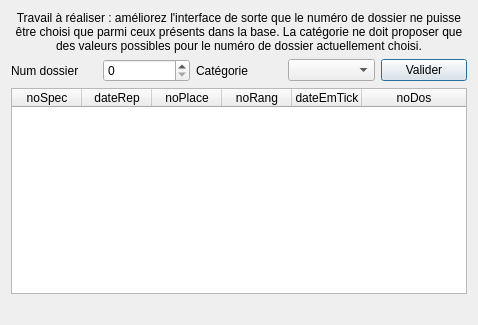
This is Theatre_Project/gui/fct_comp_4.ui in ALLian96/Projet2018BD as Qt 5 draws it before an edit. The edited form follows.
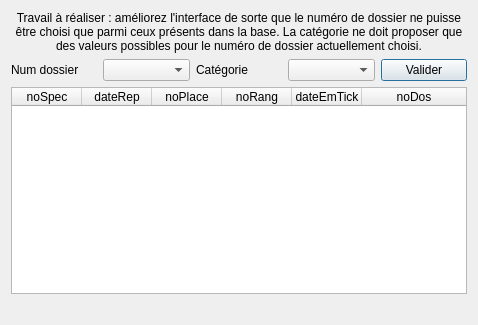
This is the edited form.

```diff
--- a/Theatre_Project/gui/fct_comp_4.ui
+++ b/Theatre_Project/gui/fct_comp_4.ui
@@ -37,7 +37,7 @@
       </widget>
      </item>
      <item>
-      <widget class="QSpinBox" name="spinBox_fct_4_dossier"/>
+      <widget class="QComboBox" name="comboBox_4_dos"/>
      </item>
      <item>
       <widget class="QLabel" name="label_2">
```
